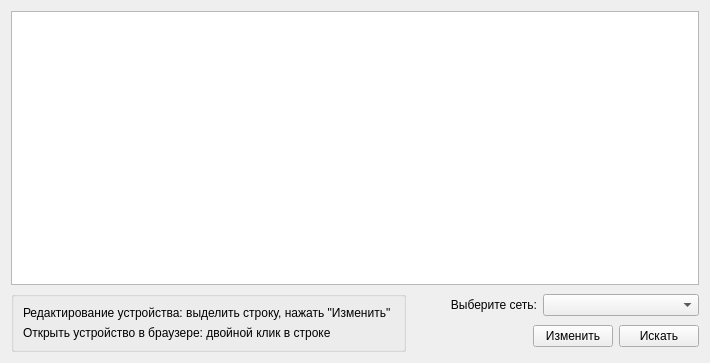
This is resource/main_window.ui in dimka59ru/tfortis_scanner as Qt 5 draws it before an edit. The edited form follows.
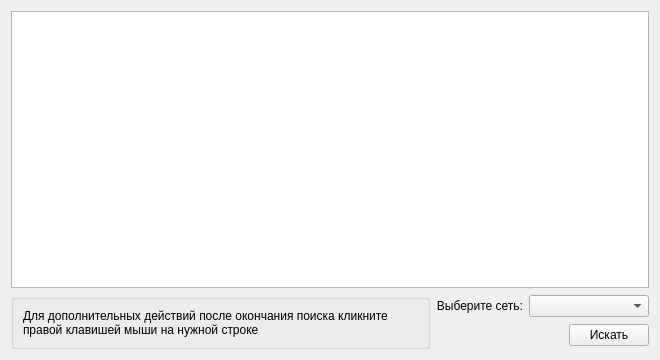
This is the edited form.

```diff
--- a/resource/main_window.ui
+++ b/resource/main_window.ui
@@ -6,36 +6,56 @@
    <rect>
     <x>0</x>
     <y>0</y>
-    <width>710</width>
-    <height>363</height>
+    <width>660</width>
+    <height>360</height>
    </rect>
   </property>
   <property name="windowTitle">
    <string>Form</string>
   </property>
-  <layout class="QVBoxLayout" name="verticalLayout_3">
+  <layout class="QVBoxLayout" name="verticalLayout">
    <item>
     <widget class="QTableWidget" name="table"/>
    </item>
    <item>
-    <layout class="QHBoxLayout" name="horizontalLayout_3">
+    <layout class="QHBoxLayout" name="horizontalLayout_2">
      <item>
       <widget class="QGroupBox" name="groupBox">
+       <property name="sizePolicy">
+        <sizepolicy hsizetype="Expanding" vsizetype="Preferred">
+         <horstretch>0</horstretch>
+         <verstretch>0</verstretch>
+        </sizepolicy>
+       </property>
        <property name="title">
         <string/>
        </property>
        <layout class="QVBoxLayout" name="verticalLayout_2">
         <item>
          <widget class="QLabel" name="label_2">
-          <property name="text">
-           <string>Редактирование устройства: выделить строку, нажать &quot;Изменить&quot; </string>
+          <property name="sizePolicy">
+           <sizepolicy hsizetype="Expanding" vsizetype="Preferred">
+            <horstretch>0</horstretch>
+            <verstretch>0</verstretch>
+           </sizepolicy>
           </property>
-         </widget>
-        </item>
-        <item>
-         <widget class="QLabel" name="label">
+          <property name="minimumSize">
+           <size>
+            <width>0</width>
+            <height>0</height>
+           </size>
+          </property>
           <property name="text">
-           <string>Открыть устройство в браузере: двойной клик в строке</string>
+           <string>Для дополнительных действий после окончания поиска кликните правой клавишей мыши на нужной строке</string>
+          </property>
+          <property name="textFormat">
+           <enum>Qt::AutoText</enum>
+          </property>
+          <property name="scaledContents">
+           <bool>false</bool>
+          </property>
+          <property name="wordWrap">
+           <bool>true</bool>
           </property>
          </widget>
         </item>
@@ -43,11 +63,15 @@
       </widget>
      </item>
      <item>
-      <layout class="QVBoxLayout" name="verticalLayout">
-       <item>
-        <layout class="QHBoxLayout" name="horizontalLayout">
-         <item>
+      <layout class="QGridLayout" name="gridLayout_2">
+       <item row="0" column="0">
           <widget class="QLabel" name="label_3">
+         <property name="sizePolicy">
+          <sizepolicy hsizetype="Preferred" vsizetype="Preferred">
+           <horstretch>0</horstretch>
+           <verstretch>0</verstretch>
+          </sizepolicy>
+         </property>
            <property name="text">
             <string>Выберите сеть:</string>
            </property>
@@ -56,54 +80,42 @@
            </property>
           </widget>
          </item>
-         <item>
+       <item row="0" column="1">
           <widget class="QComboBox" name="iface_box">
            <property name="enabled">
             <bool>true</bool>
            </property>
            <property name="sizePolicy">
-            <sizepolicy hsizetype="Maximum" vsizetype="Fixed">
+          <sizepolicy hsizetype="Minimum" vsizetype="Fixed">
              <horstretch>0</horstretch>
              <verstretch>0</verstretch>
             </sizepolicy>
            </property>
            <property name="minimumSize">
             <size>
-             <width>156</width>
+           <width>120</width>
              <height>0</height>
             </size>
            </property>
           </widget>
          </item>
-        </layout>
-       </item>
-       <item>
-        <layout class="QHBoxLayout" name="horizontalLayout_2">
-         <item>
-          <spacer name="horizontalSpacer">
-           <property name="orientation">
-            <enum>Qt::Horizontal</enum>
-           </property>
-           <property name="sizeHint" stdset="0">
-            <size>
-             <width>40</width>
-             <height>20</height>
-            </size>
-           </property>
-          </spacer>
-         </item>
-         <item>
+       <item row="1" column="0">
           <widget class="QLabel" name="label_progress">
            <property name="text">
             <string/>
            </property>
           </widget>
          </item>
+       <item row="1" column="1">
+        <layout class="QHBoxLayout" name="horizontalLayout">
          <item>
-          <spacer name="horizontalSpacer_2">
+          <spacer name="horizontalSpacer">
            <property name="orientation">
             <enum>Qt::Horizontal</enum>
            </property>
+           <property name="sizeType">
+            <enum>QSizePolicy::Fixed</enum>
+           </property>
            <property name="sizeHint" stdset="0">
             <size>
              <width>40</width>
@@ -112,24 +124,32 @@
            </property>
           </spacer>
          </item>
-         <item>
-          <widget class="QPushButton" name="button_edit">
-           <property name="text">
-            <string>Изменить</string>
-           </property>
-          </widget>
-         </item>
          <item>
           <widget class="QPushButton" name="button_search">
+           <property name="sizePolicy">
+            <sizepolicy hsizetype="Fixed" vsizetype="Fixed">
+             <horstretch>0</horstretch>
+             <verstretch>0</verstretch>
+            </sizepolicy>
+           </property>
            <property name="minimumSize">
             <size>
-             <width>0</width>
+             <width>80</width>
              <height>0</height>
             </size>
            </property>
+           <property name="maximumSize">
+            <size>
+             <width>80</width>
+             <height>16777215</height>
+            </size>
+           </property>
            <property name="text">
             <string>Искать</string>
            </property>
+           <property name="flat">
+            <bool>false</bool>
+           </property>
           </widget>
          </item>
         </layout>
```
Left out of the diff: 2 changed lines with no effect on the pictures. Lines whose indentation alone changed are shown as unchanged.
